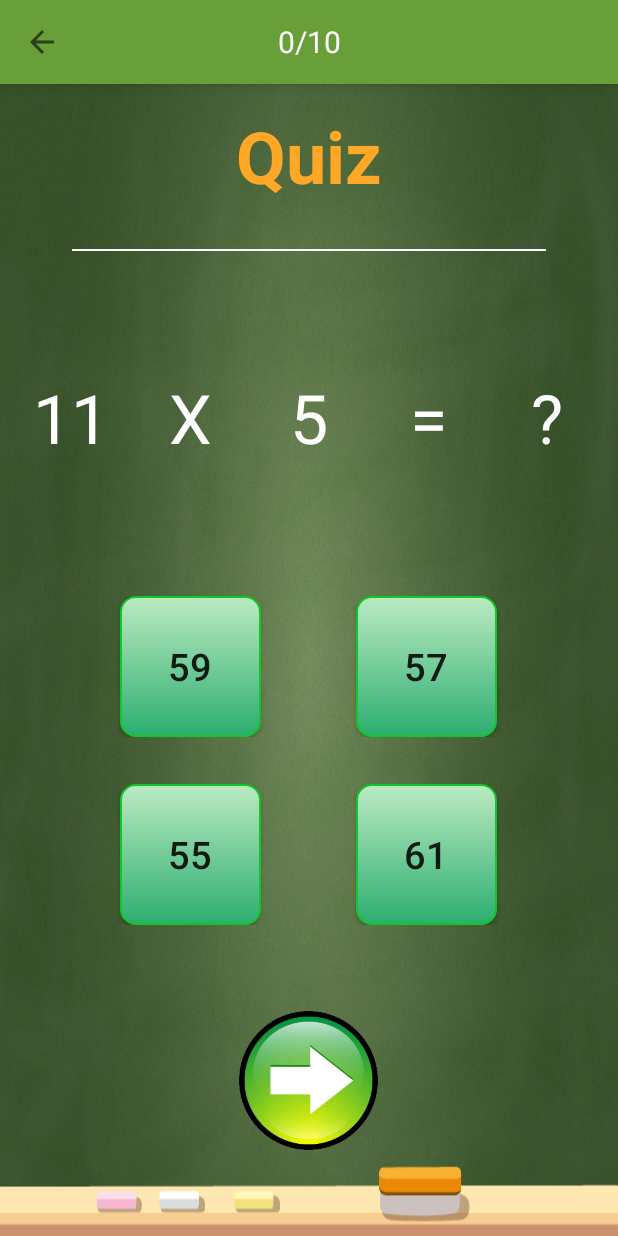
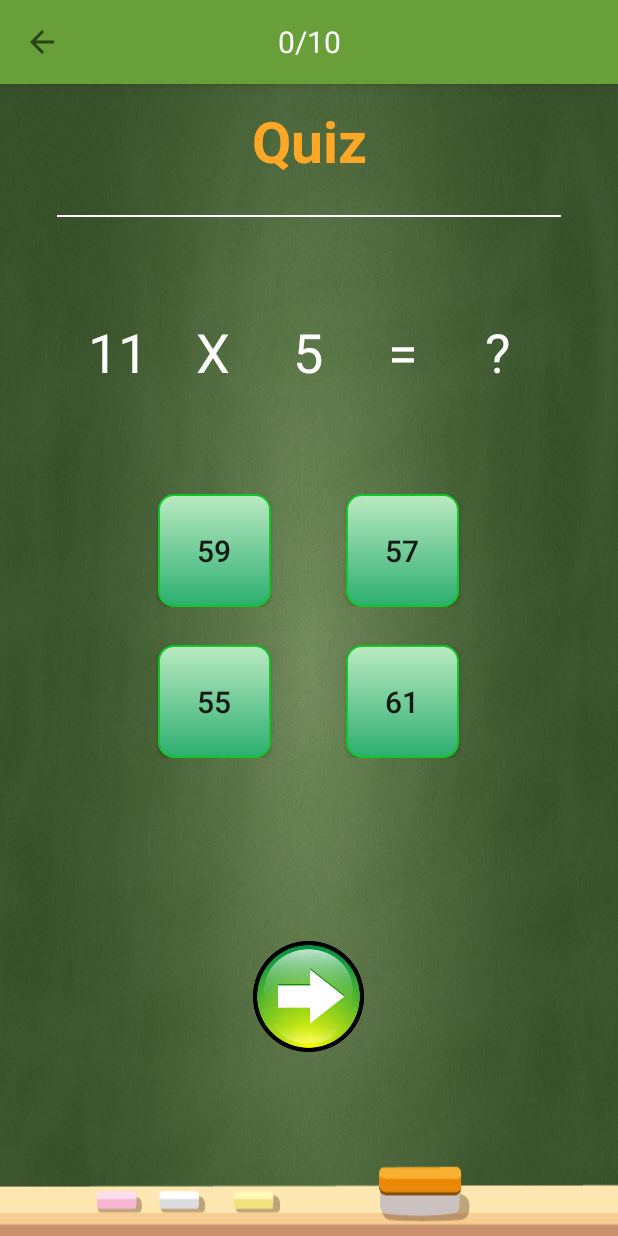
Before and after one commit to codedbyaman/aTable, an Android app: the ActivityQuiz screen opened directly, with no data from a screen before it, on a phone screen of 412 x 824 dp. Run offline under Robolectric (Android 15) with nearby library versions, the phone set to English and light mode, and no system bars.

```diff
--- a/app/src/main/res/layout/activity_quiz.xml
+++ b/app/src/main/res/layout/activity_quiz.xml
@@ -24,12 +24,12 @@
             <TextView
                 android:layout_width="match_parent"
                 android:layout_height="@dimen/activity_quiz_text_view_layout_height"
+                android:layout_marginTop="@dimen/activity_quiz_text_view_layout_marginTop"
                 android:text="Quiz"
                 android:textAlignment="center"
                 android:textColor="@color/colorText"
                 android:textSize="@dimen/activity_quiz_text_view_textsize"
-                android:textStyle="bold"
-                android:layout_marginTop="@dimen/activity_quiz_text_view_layout_marginTop"/>
+                android:textStyle="bold" />
 
             <View
                 android:layout_width="match_parent"
@@ -153,7 +153,7 @@
                     android:id="@+id/next_button"
                     android:layout_width="@dimen/activity_quiz_next_image_button_layout_width"
                     android:layout_height="@dimen/activity_quiz_next_image_button_layout_height"
-                    android:background="@drawable/next_button_icon"/>
+                    android:background="@drawable/next_button_icon" />
 
 
             </LinearLayout>
--- a/app/src/main/res/values-sw400dp/dimens.xml
+++ b/app/src/main/res/values-sw400dp/dimens.xml
@@ -75,32 +75,33 @@
 
     <!--this is for activity_quiz screen-->
 
-    <dimen name="activity_quiz_text_view_layout_height">63dp</dimen>
-    <dimen name="activity_quiz_text_view_textsize">48sp</dimen>
-    <dimen name="activity_quiz_text_view_layout_marginTop">15dp</dimen>
+    <dimen name="activity_quiz_text_view_layout_height">50dp</dimen>
+    <dimen name="activity_quiz_text_view_textsize">38sp</dimen>
+    <dimen name="activity_quiz_text_view_layout_marginTop">12dp</dimen>
 
     <dimen name="activity_quiz_view_layout_height">1dp</dimen>
-    <dimen name="activity_quiz_view_layout_marginBottom">24dp</dimen>
-    <dimen name="activity_quiz_view_layout_marginLeft">48dp</dimen>
-    <dimen name="activity_quiz_view_layout_marginRight">48dp</dimen>
-    <dimen name="activity_quiz_view_layout_marginTop">31dp</dimen>
+    <dimen name="activity_quiz_view_layout_marginBottom">19dp</dimen>
+    <dimen name="activity_quiz_view_layout_marginLeft">38dp</dimen>
+    <dimen name="activity_quiz_view_layout_marginRight">38dp</dimen>
+    <dimen name="activity_quiz_view_layout_marginTop">25dp</dimen>
 
-    <dimen name="activity_quiz_layout_marginTop">31dp</dimen>
-    <dimen name="activity_quiz_layout_padding">16dp</dimen>
+    <dimen name="activity_quiz_layout_marginTop">25dp</dimen>
+    <dimen name="activity_quiz_layout_padding">13dp</dimen>
 
-    <dimen name="activity_quiz_text_view_numbers_layout_width">79dp</dimen>
-    <dimen name="activity_quiz_text_view_numbers_layout_height">79dp</dimen>
-    <dimen name="activity_quiz_text_view_numbers_text_size">45sp</dimen>
+    <dimen name="activity_quiz_text_view_numbers_layout_width">63dp</dimen>
+    <dimen name="activity_quiz_text_view_numbers_layout_height">63dp</dimen>
+    <dimen name="activity_quiz_text_view_numbers_text_size">36sp</dimen>
 
-    <dimen name="activity_quiz_answers_button_layout_marginTop">63dp</dimen>
-    <dimen name="activity_quiz_answers_button_layout_marginTop2">31dp</dimen>
+    <dimen name="activity_quiz_answers_button_layout_marginTop">50dp</dimen>
+    <dimen name="activity_quiz_answers_button_layout_marginTop2">25dp</dimen>
 
-    <dimen name="activity_quiz_answers_button_layout_width">94dp</dimen>
-    <dimen name="activity_quiz_answers_button_layout_height">94dp</dimen>
-    <dimen name="activity_quiz_answers_button_layout_marginLeft">63dp</dimen>
-    <dimen name="activity_quiz_answers_button_text_size">25sp</dimen>
-    <dimen name="activity_quiz_next_image_button_layout_width">94dp</dimen>
-    <dimen name="activity_quiz_next_image_button_layout_height">94dp</dimen>
+    <dimen name="activity_quiz_answers_button_layout_width">75dp</dimen>
+    <dimen name="activity_quiz_answers_button_layout_height">75dp</dimen>
+    <dimen name="activity_quiz_answers_button_layout_marginLeft">50dp</dimen>
+    <dimen name="activity_quiz_answers_button_text_size">20sp</dimen>
+    <dimen name="activity_quiz_next_image_button_layout_width">75dp</dimen>
+    <dimen name="activity_quiz_next_image_button_layout_height">75dp</dimen>
+
 
 
 
--- a/app/src/main/res/values-sw600dp/dimens.xml
+++ b/app/src/main/res/values-sw600dp/dimens.xml
@@ -80,32 +80,33 @@
 
     <!--this is for activity_quiz screen-->
 
-    <dimen name="activity_quiz_text_view_layout_height">50dp</dimen>
-    <dimen name="activity_quiz_text_view_textsize">38sp</dimen>
-    <dimen name="activity_quiz_text_view_layout_marginTop">12dp</dimen>
+
+    <dimen name="activity_quiz_text_view_layout_height">63dp</dimen>
+    <dimen name="activity_quiz_text_view_textsize">48sp</dimen>
+    <dimen name="activity_quiz_text_view_layout_marginTop">15dp</dimen>
 
     <dimen name="activity_quiz_view_layout_height">1dp</dimen>
-    <dimen name="activity_quiz_view_layout_marginBottom">19dp</dimen>
-    <dimen name="activity_quiz_view_layout_marginLeft">38dp</dimen>
-    <dimen name="activity_quiz_view_layout_marginRight">38dp</dimen>
-    <dimen name="activity_quiz_view_layout_marginTop">25dp</dimen>
+    <dimen name="activity_quiz_view_layout_marginBottom">24dp</dimen>
+    <dimen name="activity_quiz_view_layout_marginLeft">48dp</dimen>
+    <dimen name="activity_quiz_view_layout_marginRight">48dp</dimen>
+    <dimen name="activity_quiz_view_layout_marginTop">31dp</dimen>
 
-    <dimen name="activity_quiz_layout_marginTop">25dp</dimen>
-    <dimen name="activity_quiz_layout_padding">13dp</dimen>
+    <dimen name="activity_quiz_layout_marginTop">31dp</dimen>
+    <dimen name="activity_quiz_layout_padding">16dp</dimen>
 
-    <dimen name="activity_quiz_text_view_numbers_layout_width">63dp</dimen>
-    <dimen name="activity_quiz_text_view_numbers_layout_height">63dp</dimen>
-    <dimen name="activity_quiz_text_view_numbers_text_size">36sp</dimen>
+    <dimen name="activity_quiz_text_view_numbers_layout_width">79dp</dimen>
+    <dimen name="activity_quiz_text_view_numbers_layout_height">79dp</dimen>
+    <dimen name="activity_quiz_text_view_numbers_text_size">45sp</dimen>
 
-    <dimen name="activity_quiz_answers_button_layout_marginTop">50dp</dimen>
-    <dimen name="activity_quiz_answers_button_layout_marginTop2">25dp</dimen>
+    <dimen name="activity_quiz_answers_button_layout_marginTop">63dp</dimen>
+    <dimen name="activity_quiz_answers_button_layout_marginTop2">31dp</dimen>
 
-    <dimen name="activity_quiz_answers_button_layout_width">75dp</dimen>
-    <dimen name="activity_quiz_answers_button_layout_height">75dp</dimen>
-    <dimen name="activity_quiz_answers_button_layout_marginLeft">50dp</dimen>
-    <dimen name="activity_quiz_answers_button_text_size">20sp</dimen>
-    <dimen name="activity_quiz_next_image_button_layout_width">75dp</dimen>
-    <dimen name="activity_quiz_next_image_button_layout_height">75dp</dimen>
+    <dimen name="activity_quiz_answers_button_layout_width">94dp</dimen>
+    <dimen name="activity_quiz_answers_button_layout_height">94dp</dimen>
+    <dimen name="activity_quiz_answers_button_layout_marginLeft">63dp</dimen>
+    <dimen name="activity_quiz_answers_button_text_size">25sp</dimen>
+    <dimen name="activity_quiz_next_image_button_layout_width">94dp</dimen>
+    <dimen name="activity_quiz_next_image_button_layout_height">94dp</dimen>
 
 
 
```
Also changed, not shown: app/src/main/java/com/example/aman/table/ActivityQuiz.java (+5 -2 lines), app/src/main/java/com/example/aman/table/DetailActivity.java (+64 -7 lines), app/src/main/res/layout/activity_detail.xml (+8 -0 lines).
